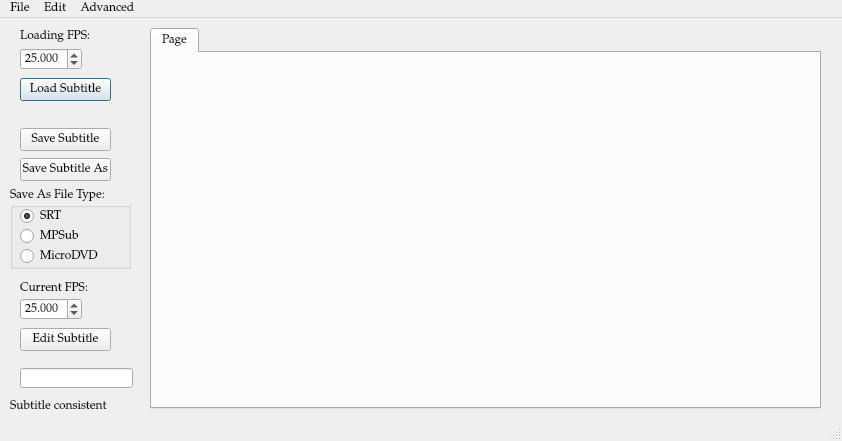
Qt form source/mainwindow.ui (NikolaJov96/DivXConverter) before a commit.
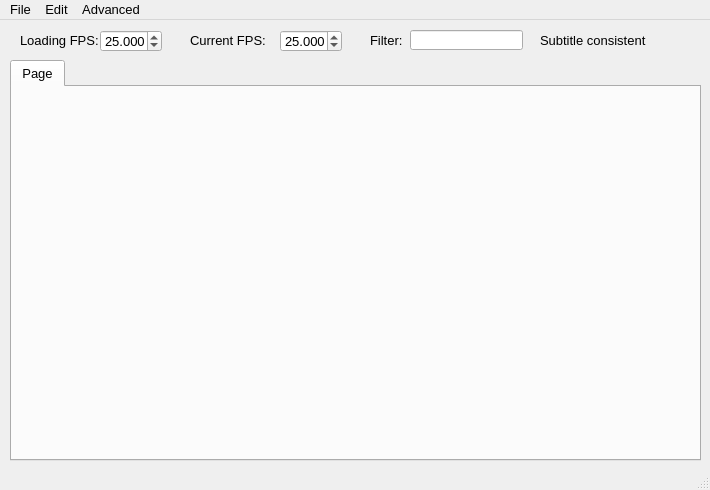
The same form after that commit.

What changed in the file:
```diff
--- a/source/mainwindow.ui
+++ b/source/mainwindow.ui
@@ -12,41 +12,25 @@
    <rect>
     <x>0</x>
     <y>0</y>
-    <width>842</width>
-    <height>441</height>
+    <width>710</width>
+    <height>490</height>
    </rect>
   </property>
   <property name="font">
    <font>
-    <family>Palatino Linotype</family>
+    <pointsize>10</pointsize>
    </font>
   </property>
   <property name="windowTitle">
    <string>DivX Converter</string>
   </property>
   <widget class="QWidget" name="centralWidget">
-   <widget class="QPushButton" name="loadSubtitleButton">
-    <property name="geometry">
-     <rect>
-      <x>20</x>
-      <y>60</y>
-      <width>91</width>
-      <height>23</height>
-     </rect>
-    </property>
-    <property name="text">
-     <string>Load Subtitle</string>
-    </property>
-    <property name="default">
-     <bool>true</bool>
-    </property>
-   </widget>
    <widget class="QLabel" name="FPSlabel">
     <property name="geometry">
      <rect>
-      <x>20</x>
-      <y>260</y>
-      <width>71</width>
+      <x>190</x>
+      <y>10</y>
+      <width>91</width>
       <height>21</height>
      </rect>
     </property>
@@ -57,79 +41,11 @@
      <bool>true</bool>
     </property>
    </widget>
-   <widget class="QPushButton" name="saveSubtitleButton">
-    <property name="geometry">
-     <rect>
-      <x>20</x>
-      <y>110</y>
-      <width>91</width>
-      <height>23</height>
-     </rect>
-    </property>
-    <property name="text">
-     <string>Save Subtitle</string>
-    </property>
-   </widget>
-   <widget class="QGroupBox" name="saveTypeGroupBox">
-    <property name="geometry">
-     <rect>
-      <x>10</x>
-      <y>170</y>
-      <width>121</width>
-      <height>81</height>
-     </rect>
-    </property>
-    <property name="title">
-     <string>Save As File Type:</string>
-    </property>
-    <widget class="QRadioButton" name="SRTRadioButton">
-     <property name="geometry">
-      <rect>
-       <x>10</x>
-       <y>20</y>
-       <width>82</width>
-       <height>17</height>
-      </rect>
-     </property>
-     <property name="text">
-      <string>SRT</string>
-     </property>
-     <property name="checked">
-      <bool>true</bool>
-     </property>
-    </widget>
-    <widget class="QRadioButton" name="MPSubRadioButton">
-     <property name="geometry">
-      <rect>
-       <x>10</x>
-       <y>40</y>
-       <width>82</width>
-       <height>17</height>
-      </rect>
-     </property>
-     <property name="text">
-      <string>MPSub</string>
-     </property>
-    </widget>
-    <widget class="QRadioButton" name="MicroDVDRadioButton">
-     <property name="geometry">
-      <rect>
-       <x>10</x>
-       <y>60</y>
-       <width>82</width>
-       <height>17</height>
-      </rect>
-     </property>
-     <property name="text">
-      <string>MicroDVD</string>
-     </property>
-    </widget>
-   </widget>
    <widget class="QDoubleSpinBox" name="FPSDoubleSpinBox">
     <property name="geometry">
      <rect>
-      <x>20</x>
-      <y>280</y>
+      <x>280</x>
+      <y>10</y>
       <width>62</width>
       <height>22</height>
      </rect>
@@ -152,8 +68,8 @@
      <rect>
       <x>20</x>
       <y>10</y>
-      <width>71</width>
-      <height>16</height>
+      <width>81</width>
+      <height>21</height>
      </rect>
     </property>
     <property name="text">
@@ -163,8 +79,8 @@
    <widget class="QDoubleSpinBox" name="iFPSDoubleSpinBox">
     <property name="geometry">
      <rect>
-      <x>20</x>
-      <y>30</y>
+      <x>100</x>
+      <y>10</y>
       <width>62</width>
       <height>22</height>
      </rect>
@@ -182,37 +98,11 @@
      <double>25.000000000000000</double>
     </property>
    </widget>
-   <widget class="QPushButton" name="saveSubtitleAsButton">
-    <property name="geometry">
-     <rect>
-      <x>20</x>
-      <y>140</y>
-      <width>91</width>
-      <height>23</height>
-     </rect>
-    </property>
-    <property name="text">
-     <string>Save Subtitle As</string>
-    </property>
-   </widget>
-   <widget class="QPushButton" name="editButton">
-    <property name="geometry">
-     <rect>
-      <x>20</x>
-      <y>310</y>
-      <width>91</width>
-      <height>23</height>
-     </rect>
-    </property>
-    <property name="text">
-     <string>Edit Subtitle</string>
-    </property>
-   </widget>
    <widget class="QLineEdit" name="searchLineEdit">
     <property name="geometry">
      <rect>
-      <x>20</x>
-      <y>350</y>
+      <x>410</x>
+      <y>10</y>
       <width>113</width>
       <height>20</height>
      </rect>
@@ -221,10 +111,10 @@
    <widget class="QTabWidget" name="tabWidget">
     <property name="geometry">
      <rect>
-      <x>150</x>
-      <y>10</y>
-      <width>671</width>
-      <height>381</height>
+      <x>10</x>
+      <y>40</y>
+      <width>691</width>
+      <height>401</height>
      </rect>
     </property>
     <property name="tabShape">
@@ -242,24 +132,37 @@
    <widget class="QLabel" name="ConsLabel">
     <property name="geometry">
      <rect>
-      <x>10</x>
-      <y>380</y>
-      <width>131</width>
-      <height>16</height>
+      <x>540</x>
+      <y>10</y>
+      <width>161</width>
+      <height>21</height>
      </rect>
     </property>
     <property name="text">
      <string>Subtitle consistent</string>
     </property>
    </widget>
+   <widget class="QLabel" name="label">
+    <property name="geometry">
+     <rect>
+      <x>370</x>
+      <y>10</y>
+      <width>41</width>
+      <height>21</height>
+     </rect>
+    </property>
+    <property name="text">
+     <string>Filter:</string>
+    </property>
+   </widget>
   </widget>
   <widget class="QMenuBar" name="menuBar">
    <property name="geometry">
     <rect>
      <x>0</x>
      <y>0</y>
-     <width>842</width>
-     <height>21</height>
+     <width>710</width>
+     <height>23</height>
     </rect>
    </property>
    <property name="defaultUp">
```
